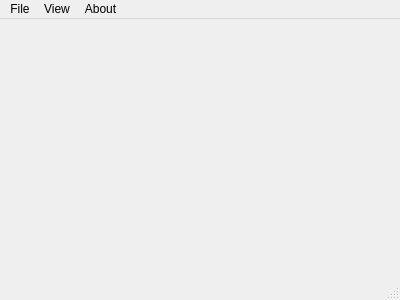
First picture: the form in demo/mainwindow.ui, repository mfreiholz/Qt-Advanced-Docking-System, before the edit.
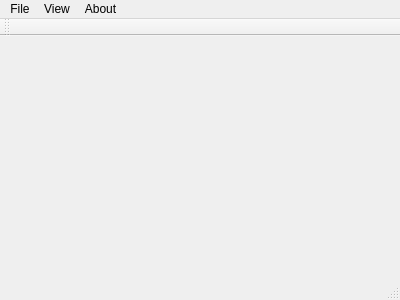
Second picture: the form after the edit.

Diff of the .ui file:
```diff
--- a/demo/mainwindow.ui
+++ b/demo/mainwindow.ui
@@ -46,6 +46,17 @@
    <addaction name="menuView"/>
    <addaction name="menuAbout"/>
   </widget>
+  <widget class="QToolBar" name="toolBar">
+   <property name="windowTitle">
+    <string>toolBar</string>
+   </property>
+   <attribute name="toolBarArea">
+    <enum>TopToolBarArea</enum>
+   </attribute>
+   <attribute name="toolBarBreak">
+    <bool>false</bool>
+   </attribute>
+  </widget>
   <action name="actionExit">
    <property name="text">
     <string>Exit</string>
```
Left out of the diff: 3 changed lines with no effect on the pictures.
